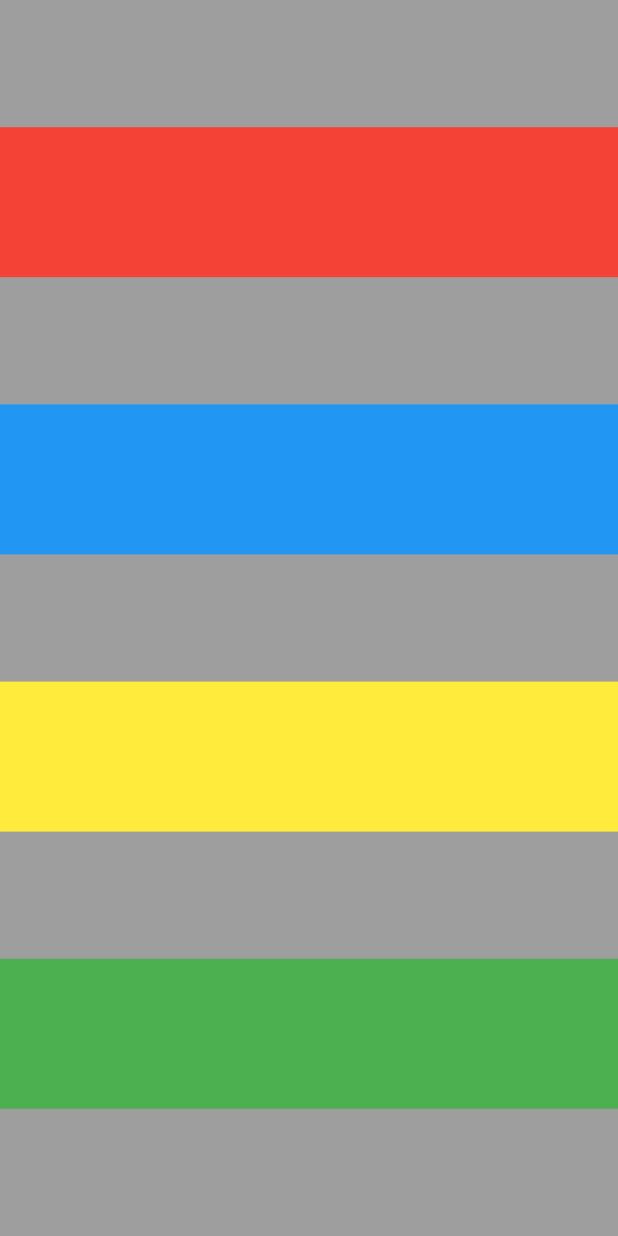
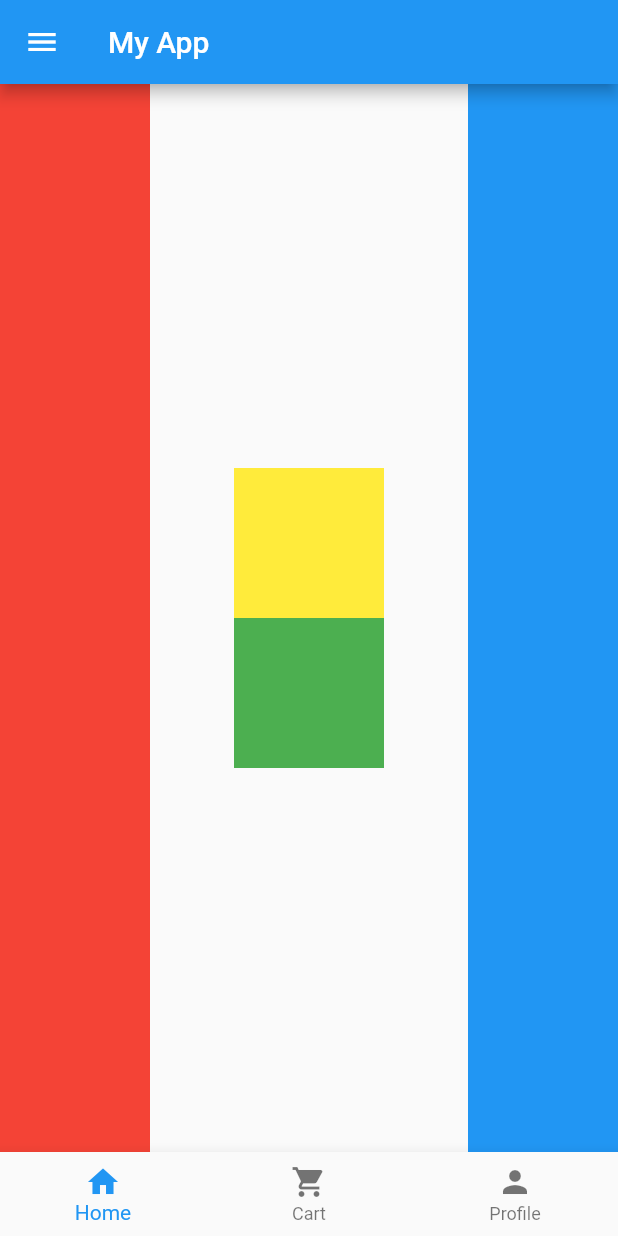
Before and after one commit to Suraj-Subedi/flutter_group_3, a Flutter app: the screen it shows after launch, on a phone screen of 412 x 824 dp. Run offline on Flutter 3.47's test engine with Material 2 defaults, Android fonts, the phone set to English and light mode, and no system bars.

Commit message:
bottom nav bar added

```diff
--- /dev/null
+++ b/lib/cart.dart
@@ -0,0 +1,10 @@
+import 'package:flutter/material.dart';
+
+class CartScreen extends StatelessWidget {
+  const CartScreen({super.key});
+
+  @override
+  Widget build(BuildContext context) {
+    return const Placeholder();
+  }
+}
--- /dev/null
+++ b/lib/home.dart
@@ -0,0 +1,44 @@
+import 'package:flutter/material.dart';
+
+class HomeScreen extends StatelessWidget {
+  const HomeScreen({super.key});
+
+  @override
+  Widget build(BuildContext context) {
+    return Scaffold(
+      // appBar: AppBar(
+      //   title: const Text('Home Screen'),
+      // ),
+      body: SafeArea(
+        child: Row(
+          mainAxisAlignment: MainAxisAlignment.spaceBetween,
+          children: [
+            Container(
+              color: Colors.red,
+              width: 100,
+            ),
+            Column(
+              mainAxisAlignment: MainAxisAlignment.center,
+              children: [
+                Container(
+                  color: Colors.yellow,
+                  height: 100,
+                  width: 100,
+                ),
+                Container(
+                  color: Colors.green,
+                  height: 100,
+                  width: 100,
+                ),
+              ],
+            ),
+            Container(
+              color: Colors.blue,
+              width: 100,
+            )
+          ],
+        ),
+      ),
+    );
+  }
+}
--- a/lib/main.dart
+++ b/lib/main.dart
@@ -1,4 +1,7 @@
 import 'package:flutter/material.dart';
+import 'package:test/cart.dart';
+import 'package:test/home.dart';
+import 'package:test/profile.dart';
 
 void main() {
   runApp(
@@ -9,44 +12,98 @@ void main() {
   );
 }
 
-class MyApp extends StatelessWidget {
+class MyApp extends StatefulWidget {
   const MyApp({super.key});
+
+  @override
+  State<MyApp> createState() => _MyAppState();
+}
+
+class _MyAppState extends State<MyApp> {
+  int currentIndex = 0;
+  List<Widget> screens = [
+    const HomeScreen(),
+    const CartScreen(),
+    const ProfileScreen(),
+  ];
 
   @override
   Widget build(BuildContext context) {
     return Scaffold(
-      body: SafeArea(
-        child: Container(
-          color: Colors.grey,
-          width: double.maxFinite,
-          child: Column(
-            mainAxisAlignment: MainAxisAlignment.spaceEvenly,
-            crossAxisAlignment: CrossAxisAlignment.stretch,
-            children: [
-              Container(
-                color: Colors.red,
-                height: 100,
-                width: 100,
+      appBar: AppBar(
+        title: const Text('My App'),
+      ),
+      backgroundColor: Colors.teal,
+      body: screens[currentIndex],
+      bottomNavigationBar: BottomNavigationBar(
+        currentIndex: currentIndex,
+        onTap: (tappedIndex) {
+          setState(() {
+            currentIndex = tappedIndex;
+          });
+        },
+        items: const [
+          BottomNavigationBarItem(icon: Icon(Icons.home), label: 'Home'),
+          BottomNavigationBarItem(
+              icon: Icon(
+                Icons.shopping_cart,
               ),
-              Container(
-                color: Colors.blue,
-                height: 100,
-                width: 100,
+              label: 'Cart'),
+          BottomNavigationBarItem(
+              icon: Icon(
+                Icons.person,
               ),
-              Container(
-                color: Colors.yellow,
-                height: 100,
-                width: 100,
-              ),
-              Container(
-                color: Colors.green,
-                height: 100,
-                width: 100,
-              ),
-            ],
-          ),
-        ),
+              label: 'Profile'),
+        ],
       ),
+      drawer: Drawer(
+        child: HomeScreen(),
+      ),
+      // body: SafeArea(
+      //   child: SingleChildScrollView(
+      //     child: Wrap(
+      //       children: [
+      //         for (int i = 0; i < 50; i++)
+      //           Container(
+      //               color: i % 2 == 0 ? Colors.black : Colors.white,
+      //               height: MediaQuery.of(context).size.width / 5,
+      //               width: MediaQuery.of(context).size.width / 5),
+      //       ],
+      //     ),
+      //   ),
+      // ),
+      // body: SafeArea(
+      //   child: Container(
+      //     // color: Colors.grey,
+      //     width: double.maxFinite,
+      //     child: Column(
+      //       mainAxisAlignment: MainAxisAlignment.spaceBetween,
+      //       // crossAxisAlignment: CrossAxisAlignment.stretch,
+      //       children: [
+      //         Container(
+      //           color: Colors.red,
+      //           height: 100,
+      //           width: 100,
+      //         ),
+      //         Container(
+      //           color: Colors.blue,
+      //           height: 100,
+      //           width: 100,
+      //         ),
+      //         Container(
+      //           color: Colors.yellow,
+      //           height: 100,
+      //           width: 100,
+      //         ),
+      //         Container(
+      //           color: Colors.green,
+      //           height: 100,
+      //           width: 100,
+      //         ),
+      //       ],
+      //     ),
+      //   ),
+      // ),
     );
   }
 }
--- /dev/null
+++ b/lib/profile.dart
@@ -0,0 +1,10 @@
+import 'package:flutter/material.dart';
+
+class ProfileScreen extends StatelessWidget {
+  const ProfileScreen({super.key});
+
+  @override
+  Widget build(BuildContext context) {
+    return const Placeholder();
+  }
+}
```
